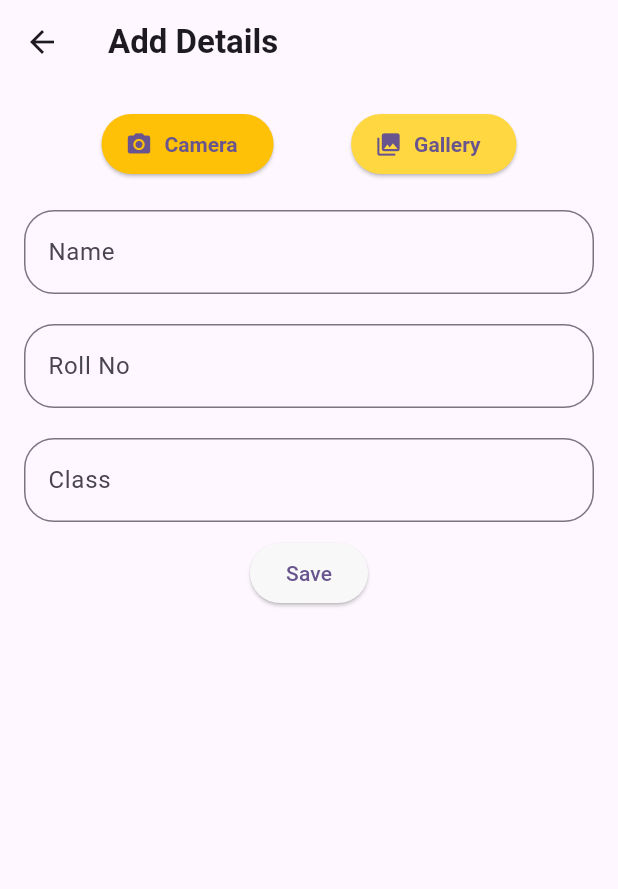
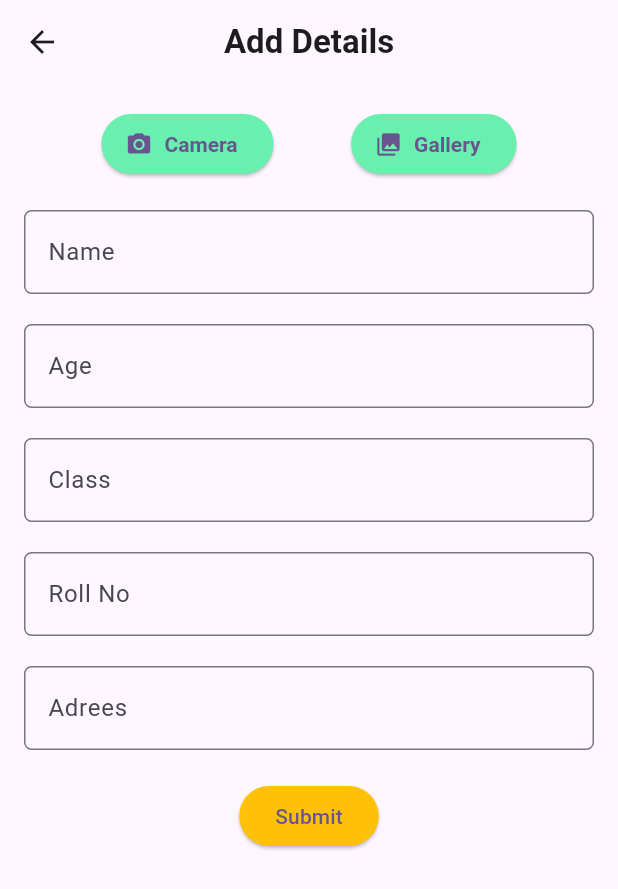
Before and after one commit to Shahanad-p/firebase_crud_app, a Flutter app: the AddPage screen opened directly, on a phone screen of 412 x 824 dp. Shown: the top 889 px of the screen. Run offline on Flutter 3.47's test engine with Material 3 defaults, Android fonts, the phone set to English and light mode, and no system bars; our stand-ins replace cloud_firestore, firebase_core, firebase_storage, image_picker; accounts and stored records are empty.

Commit message:
done some little chnages to the project

```diff
--- a/lib/controller/student_provider.dart
+++ b/lib/controller/student_provider.dart
@@ -74,7 +74,6 @@ import 'package:firebase_crud_app/service/firebase_service.dart';
 import 'package:firebase_storage/firebase_storage.dart';
 import 'package:flutter/material.dart';
 
-
 class StudentProvider extends ChangeNotifier {
   FirebaseService _firebaseService = FirebaseService();
   String uniquename = DateTime.now().microsecondsSinceEpoch.toString();
--- a/lib/model/student_model.dart
+++ b/lib/model/student_model.dart
@@ -37,10 +37,17 @@ class StudentModel {
   String? name;
   String? rollno;
   String? classs;
-
+  String? age;
+  String? address;
   String? image;
 
-  StudentModel({this.name, this.rollno, this.classs, required this.image});
+  StudentModel(
+      {this.name,
+      this.rollno,
+      this.classs,
+      this.age,
+      this.address,
+      required this.image});
 
   factory StudentModel.fromJson(Map<String, dynamic> json) {
     return StudentModel(
@@ -48,6 +55,8 @@ class StudentModel {
       name: json['name'] as String?,
       rollno: json['rollno'] as String?,
       classs: json['class'] as String?,
+      age: json['age'] as String?,
+      address: json['address'] as String?,
     );
   }
 
@@ -57,6 +66,8 @@ class StudentModel {
       'name': name,
       'rollno': rollno,
       'class': classs,
+      'age': age,
+      'address': address
     };
   }
 }
--- a/lib/view/Add_students.dart
+++ b/lib/view/Add_students.dart
@@ -407,6 +407,8 @@ class AddPage extends StatefulWidget {
   TextEditingController nameController = TextEditingController();
   TextEditingController rollController = TextEditingController();
   TextEditingController classController = TextEditingController();
+  TextEditingController ageController = TextEditingController();
+  TextEditingController addressController = TextEditingController();
 
   @override
   State<AddPage> createState() => _AddPageState();
@@ -423,6 +425,7 @@ class _AddPageState extends State<AddPage> {
           "Add Details",
           style: TextStyle(fontWeight: FontWeight.bold),
         ),
+        centerTitle: true,
       ),
       body: SingleChildScrollView(
         child: Padding(
@@ -439,7 +442,7 @@ class _AddPageState extends State<AddPage> {
                     icon: Icon(Icons.camera_alt),
                     label: Text('Camera'),
                     style: ElevatedButton.styleFrom(
-                      backgroundColor: Colors.amber,
+                      backgroundColor: Colors.greenAccent,
                       textStyle: TextStyle(
                         color: Colors.white,
                         fontWeight: FontWeight.bold,
@@ -453,7 +456,7 @@ class _AddPageState extends State<AddPage> {
                     icon: Icon(Icons.photo_library),
                     label: Text('Gallery'),
                     style: ElevatedButton.styleFrom(
-                      backgroundColor: Colors.amberAccent,
+                      backgroundColor: Colors.greenAccent,
                       textStyle: TextStyle(
                         color: Colors.white,
                         fontWeight: FontWeight.bold,
@@ -462,22 +465,37 @@ class _AddPageState extends State<AddPage> {
                   ),
                 ],
               ),
+              if (imagepro.selectImage != null)
+                Padding(
+                  padding: const EdgeInsets.symmetric(vertical: 16.0),
+                  child: ClipRRect(
+                    borderRadius: BorderRadius.circular(10),
+                    child: Image.file(
+                      imagepro.selectImage!,
+                      height: 150,
+                      width: 200,
+                      fit: BoxFit.cover,
+                    ),
+                  ),
+                ),
               SizedBox(height: 20),
               TextFormField(
                 controller: widget.nameController,
                 decoration: InputDecoration(
                   labelText: 'Name',
+                  hintText: 'Enter the name',
                   border: OutlineInputBorder(
-                      borderRadius: BorderRadius.circular(20)),
+                      borderRadius: BorderRadius.circular(5)),
                 ),
               ),
               SizedBox(height: 20),
               TextFormField(
-                controller: widget.rollController,
+                controller: widget.ageController,
                 decoration: InputDecoration(
-                  labelText: 'Roll No',
+                  labelText: 'Age',
+                  hintText: 'Enter the age',
                   border: OutlineInputBorder(
-                      borderRadius: BorderRadius.circular(20)),
+                      borderRadius: BorderRadius.circular(5)),
                 ),
                 keyboardType: TextInputType.number,
                 inputFormatters: [
@@ -489,24 +507,36 @@ class _AddPageState extends State<AddPage> {
                 controller: widget.classController,
                 decoration: InputDecoration(
                   labelText: 'Class',
+                  hintText: 'Enter the class',
                   border: OutlineInputBorder(
-                      borderRadius: BorderRadius.circular(20)),
+                      borderRadius: BorderRadius.circular(5)),
                 ),
               ),
-              if (imagepro.selectImage != null)
-                Padding(
-                  padding: const EdgeInsets.symmetric(vertical: 16.0),
-                  child: ClipRRect(
-                    borderRadius: BorderRadius.circular(15),
-                    child: Image.file(
-                      imagepro.selectImage!,
-                      height: 100,
-                      width: 100,
-                      fit: BoxFit.cover,
-                    ),
-                  ),
+              SizedBox(height: 20),
+              TextFormField(
+                controller: widget.rollController,
+                decoration: InputDecoration(
+                  labelText: 'Roll No',
+                  hintText: 'Enter the roll no',
+                  border: OutlineInputBorder(
+                      borderRadius: BorderRadius.circular(5)),
                 ),
-              SizedBox(height: 10),
+                keyboardType: TextInputType.number,
+                inputFormatters: [
+                  FilteringTextInputFormatter.allow(RegExp(r'[0-9]'))
+                ],
+              ),
+              SizedBox(height: 20),
+              TextFormField(
+                controller: widget.addressController,
+                decoration: InputDecoration(
+                  labelText: 'Adrees',
+                  hintText: 'Enter the address',
+                  border: OutlineInputBorder(
+                      borderRadius: BorderRadius.circular(5)),
+                ),
+              ),
+              SizedBox(height: 20),
               ElevatedButton(
                 onPressed: () {
                   if (_validateFields()) {
@@ -515,10 +545,8 @@ class _AddPageState extends State<AddPage> {
                     _showAlert(context, 'Please fill in all fields and Image.');
                   }
                 },
-                style: ElevatedButton.styleFrom(
-                  backgroundColor: const Color.fromARGB(255, 248, 248, 248),
-                ),
-                child: const Text('Save'),
+                style: ElevatedButton.styleFrom(backgroundColor: Colors.amber),
+                child: const Text('Submit'),
               ),
             ],
           ),
@@ -530,7 +558,9 @@ class _AddPageState extends State<AddPage> {
   bool _validateFields() {
     return widget.nameController.text.isNotEmpty &&
         widget.classController.text.isNotEmpty &&
-        widget.rollController.text.isNotEmpty;
+        widget.rollController.text.isNotEmpty &&
+        widget.ageController.text.isNotEmpty &&
+        widget.ageController.text.isNotEmpty;
   }
 
   void _showAlert(BuildContext context, String message) {
```
Also changed, not shown: lib/view/details_screen.dart (+36 -18 lines), lib/view/edit_student.dart (+42 -24 lines), lib/view/home_screen.dart (+8 -2 lines).
